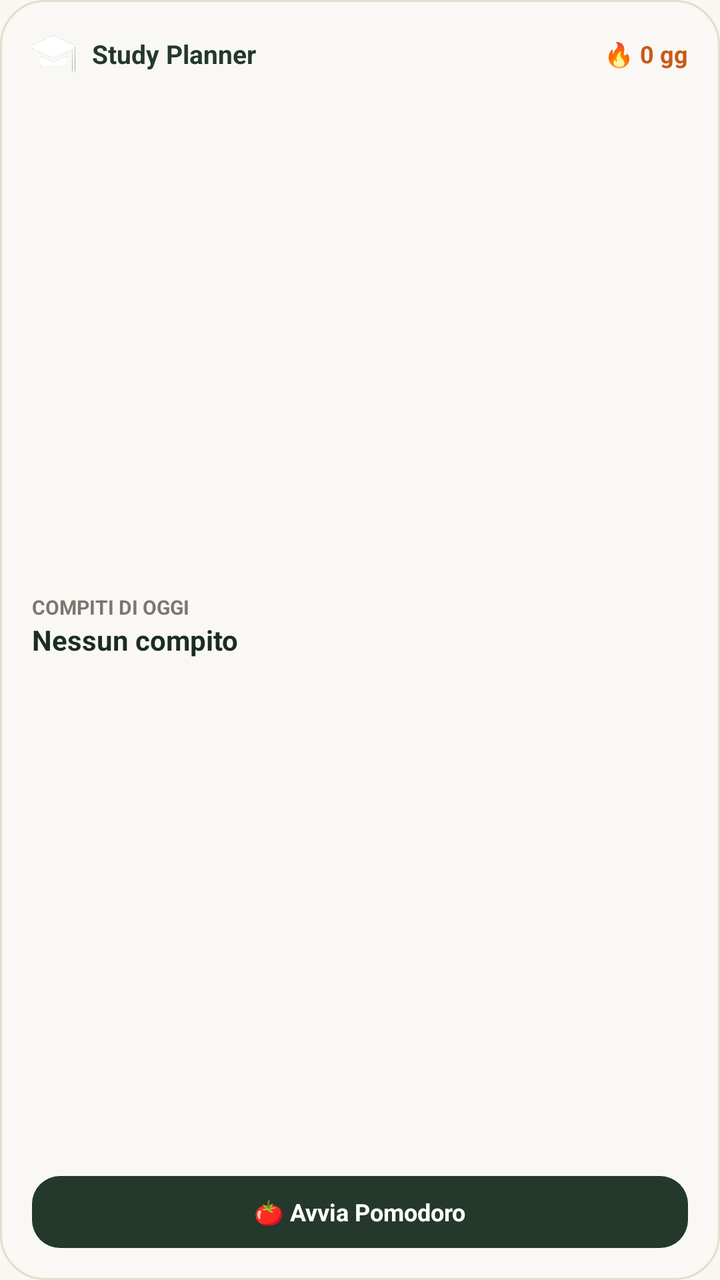
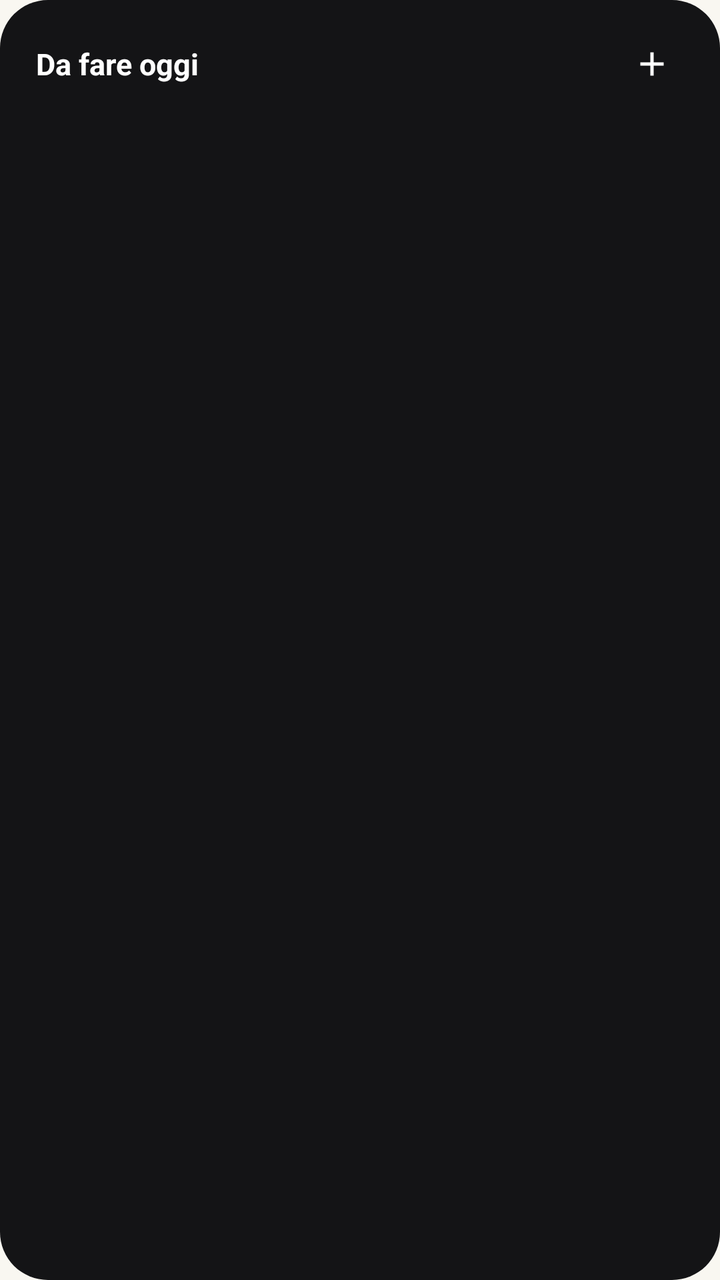

Screens rendered from an Android XML layout before and after an edit, with the pre-edit source and the edit as a unified diff.
<!-- AndroidManifest.xml: application theme Theme.StudyPlanner -->
<!-- res/layout/widget_study_planner.xml -->
<?xml version="1.0" encoding="utf-8"?>
<LinearLayout xmlns:android="http://schemas.android.com/apk/res/android"
    android:id="@+id/widget_root"
    android:layout_width="match_parent"
    android:layout_height="match_parent"
    android:background="@drawable/widget_background"
    android:orientation="vertical"
    android:padding="16dp">

    
    <LinearLayout
        android:layout_width="match_parent"
        android:layout_height="wrap_content"
        android:orientation="horizontal"
        android:gravity="center_vertical">

        <ImageView
            android:layout_width="22dp"
            android:layout_height="22dp"
            android:src="@mipmap/ic_launcher"
            android:contentDescription="Study Planner Icon" />

        <TextView
            android:layout_width="0dp"
            android:layout_height="wrap_content"
            android:layout_weight="1"
            android:layout_marginStart="8dp"
            android:text="Study Planner"
            android:textColor="#24382C"
            android:textSize="13sp"
            android:textStyle="bold" />

        <TextView
            android:id="@+id/widget_streak_text"
            android:layout_width="wrap_content"
            android:layout_height="wrap_content"
            android:text="🔥 0 gg"
            android:textColor="#C85A17"
            android:textSize="12sp"
            android:textStyle="bold" />
    </LinearLayout>

    
    <LinearLayout
        android:layout_width="match_parent"
        android:layout_height="0dp"
        android:layout_weight="1"
        android:orientation="vertical"
        android:gravity="center_vertical"
        android:paddingTop="6dp"
        android:paddingBottom="6dp">

        <TextView
            android:id="@+id/widget_tasks_label"
            android:layout_width="wrap_content"
            android:layout_height="wrap_content"
            android:text="COMPITI DI OGGI"
            android:textColor="#7A786E"
            android:textSize="10sp"
            android:textStyle="bold" />

        <TextView
            android:id="@+id/widget_tasks_count"
            android:layout_width="wrap_content"
            android:layout_height="wrap_content"
            android:text="Nessun compito"
            android:textColor="#1A2D24"
            android:textSize="14sp"
            android:textStyle="bold" />
    </LinearLayout>

    
    <LinearLayout
        android:id="@+id/widget_btn_pomodoro"
        android:layout_width="match_parent"
        android:layout_height="36dp"
        android:background="@drawable/widget_button_bg"
        android:gravity="center"
        android:clickable="true"
        android:focusable="true">

        <TextView
            android:layout_width="wrap_content"
            android:layout_height="wrap_content"
            android:text="🍅 Avvia Pomodoro"
            android:textColor="#FFFFFF"
            android:textSize="12sp"
            android:textStyle="bold" />
    </LinearLayout>

</LinearLayout>
<!-- resources referenced by this layout -->
<resources>
  <!-- drawable widget_background (drawable) -->
  <?xml version="1.0" encoding="utf-8"?>
  <shape xmlns:android="http://schemas.android.com/apk/res/android"
      android:shape="rectangle">
      <corners android:radius="22dp" />
      <solid android:color="#FAF8F5" />
      <stroke android:width="1dp" android:color="#E2DED0" />
  </shape>
  <!-- drawable widget_button_bg (drawable) -->
  <?xml version="1.0" encoding="utf-8"?>
  <shape xmlns:android="http://schemas.android.com/apk/res/android"
      android:shape="rectangle">
      <corners android:radius="14dp" />
      <solid android:color="#24382C" />
  </shape>
  <!-- mipmap ic_launcher: png bitmap (drawable, 47323 bytes) -->
  <style name="Theme.StudyPlanner" parent="Theme.MaterialComponents.DayNight.NoActionBar">
          <item name="android:statusBarColor">@color/bg_light</item>
          <item name="android:windowLightStatusBar">true</item>
          <item name="android:navigationBarColor">@color/surface_light</item>
          <item name="android:windowLightNavigationBar">true</item>
          <item name="android:windowBackground">@color/bg_light</item>
      </style>
  <color name="bg_light">#F9F7F1</color>
  <color name="surface_light">#FDFBFC</color>
</resources>

<!-- the commit's change to res/layout/widget_study_planner.xml (unified diff, before → after) -->
@@ -1,91 +1,76 @@
 <?xml version="1.0" encoding="utf-8"?>
-<LinearLayout xmlns:android="http://schemas.android.com/apk/res/android"
+<FrameLayout xmlns:android="http://schemas.android.com/apk/res/android"
     android:id="@+id/widget_root"
     android:layout_width="match_parent"
-    android:layout_height="match_parent"
-    android:background="@drawable/widget_background"
-    android:orientation="vertical"
-    android:padding="16dp">
+    android:layout_height="match_parent">
 
     
+    <ImageView
+        android:id="@+id/widget_bg"
+        android:layout_width="match_parent"
+        android:layout_height="match_parent"
+        android:src="@drawable/widget_card_rounded_bg"
+        android:scaleType="fitXY"
+        android:contentDescription="Widget Background" />
+
     <LinearLayout
         android:layout_width="match_parent"
-        android:layout_height="wrap_content"
-        android:orientation="horizontal"
-        android:gravity="center_vertical">
+        android:layout_height="match_parent"
+        android:orientation="vertical"
+        android:paddingStart="18dp"
+        android:paddingEnd="18dp"
+        android:paddingTop="16dp"
+        android:paddingBottom="14dp">
 
-        <ImageView
-            android:layout_width="22dp"
-            android:layout_height="22dp"
-            android:src="@mipmap/ic_launcher"
-            android:contentDescription="Study Planner Icon" />
+        
+        <LinearLayout
+            android:layout_width="match_parent"
+            android:layout_height="wrap_content"
+            android:orientation="horizontal"
+            android:gravity="center_vertical">
 
+            <TextView
+                android:id="@+id/widget_header_title"
+                android:layout_width="0dp"
+                android:layout_height="wrap_content"
+                android:layout_weight="1"
+                android:text="Da fare oggi"
+                android:textColor="#FFFFFF"
+                android:textSize="15sp"
+                android:textStyle="bold" />
+
+            <ImageView
+                android:id="@+id/widget_btn_add"
+                android:layout_width="32dp"
+                android:layout_height="32dp"
+                android:padding="6dp"
+                android:src="@drawable/ic_widget_add"
+                android:contentDescription="Aggiungi compito" />
+        </LinearLayout>
+
+        
         <TextView
-            android:layout_width="0dp"
-            android:layout_height="wrap_content"
+            android:id="@+id/widget_empty_text"
+            android:layout_width="match_parent"
+            android:layout_height="0dp"
             android:layout_weight="1"
-            android:layout_marginStart="8dp"
-            android:text="Study Planner"
-            android:textColor="#24382C"
+            android:gravity="center_vertical"
+            android:paddingTop="10dp"
+            android:text="Nessun compito per oggi. Tocca + per aggiungerne uno."
+            android:textColor="#A0A0A0"
             android:textSize="13sp"
-            android:textStyle="bold" />
+            android:textStyle="italic"
+            android:visibility="gone" />
 
-        <TextView
-            android:id="@+id/widget_streak_text"
-            android:layout_width="wrap_content"
-            android:layout_height="wrap_content"
-            android:text="🔥 0 gg"
-            android:textColor="#C85A17"
-            android:textSize="12sp"
-            android:textStyle="bold" />
+        
+        <ListView
+            android:id="@+id/widget_list_view"
+            android:layout_width="match_parent"
+            android:layout_height="0dp"
+            android:layout_weight="1"
+            android:divider="@null"
+            android:dividerHeight="6dp"
+            android:paddingTop="8dp" />
+
     </LinearLayout>
-
-    
-    <LinearLayout
-        android:layout_width="match_parent"
-        android:layout_height="0dp"
-        android:layout_weight="1"
-        android:orientation="vertical"
-        android:gravity="center_vertical"
-        android:paddingTop="6dp"
-        android:paddingBottom="6dp">
-
-        <TextView
-            android:id="@+id/widget_tasks_label"
-            android:layout_width="wrap_content"
-            android:layout_height="wrap_content"
-            android:text="COMPITI DI OGGI"
-            android:textColor="#7A786E"
-            android:textSize="10sp"
-            android:textStyle="bold" />
-
-        <TextView
-            android:id="@+id/widget_tasks_count"
-            android:layout_width="wrap_content"
-            android:layout_height="wrap_content"
-            android:text="Nessun compito"
-            android:textColor="#1A2D24"
-            android:textSize="14sp"
-            android:textStyle="bold" />
-    </LinearLayout>
-
-    
-    <LinearLayout
-        android:id="@+id/widget_btn_pomodoro"
-        android:layout_width="match_parent"
-        android:layout_height="36dp"
-        android:background="@drawable/widget_button_bg"
-        android:gravity="center"
-        android:clickable="true"
-        android:focusable="true">
-
-        <TextView
-            android:layout_width="wrap_content"
-            android:layout_height="wrap_content"
-            android:text="🍅 Avvia Pomodoro"
-            android:textColor="#FFFFFF"
-            android:textSize="12sp"
-            android:textStyle="bold" />
-    </LinearLayout>
-
-</LinearLayout>
+</FrameLayout>
<!-- resource entries referenced after the edit -->
@@ -1,21 +1,22 @@
 <!-- resources referenced by this layout -->
 <resources>
-  <!-- drawable widget_background (drawable) -->
+  <!-- drawable ic_widget_add (drawable) -->
+  <vector xmlns:android="http://schemas.android.com/apk/res/android"
+      android:width="24dp"
+      android:height="24dp"
+      android:viewportWidth="24"
+      android:viewportHeight="24">
+    <path
+        android:fillColor="#FFFFFFFF"
+        android:pathData="M19,13h-6v6h-2v-6H5v-2h6V5h2v6h6v2z"/>
+  </vector>
+  <!-- drawable widget_card_rounded_bg (drawable) -->
   <?xml version="1.0" encoding="utf-8"?>
   <shape xmlns:android="http://schemas.android.com/apk/res/android"
       android:shape="rectangle">
-      <corners android:radius="22dp" />
-      <solid android:color="#FAF8F5" />
-      <stroke android:width="1dp" android:color="#E2DED0" />
+      <corners android:radius="24dp" />
+      <solid android:color="#FF141416" />
   </shape>
-  <!-- drawable widget_button_bg (drawable) -->
-  <?xml version="1.0" encoding="utf-8"?>
-  <shape xmlns:android="http://schemas.android.com/apk/res/android"
-      android:shape="rectangle">
-      <corners android:radius="14dp" />
-      <solid android:color="#24382C" />
-  </shape>
-  <!-- mipmap ic_launcher: png bitmap (drawable, 47323 bytes) -->
   <style name="Theme.StudyPlanner" parent="Theme.MaterialComponents.DayNight.NoActionBar">
           <item name="android:statusBarColor">@color/bg_light</item>
           <item name="android:windowLightStatusBar">true</item>
